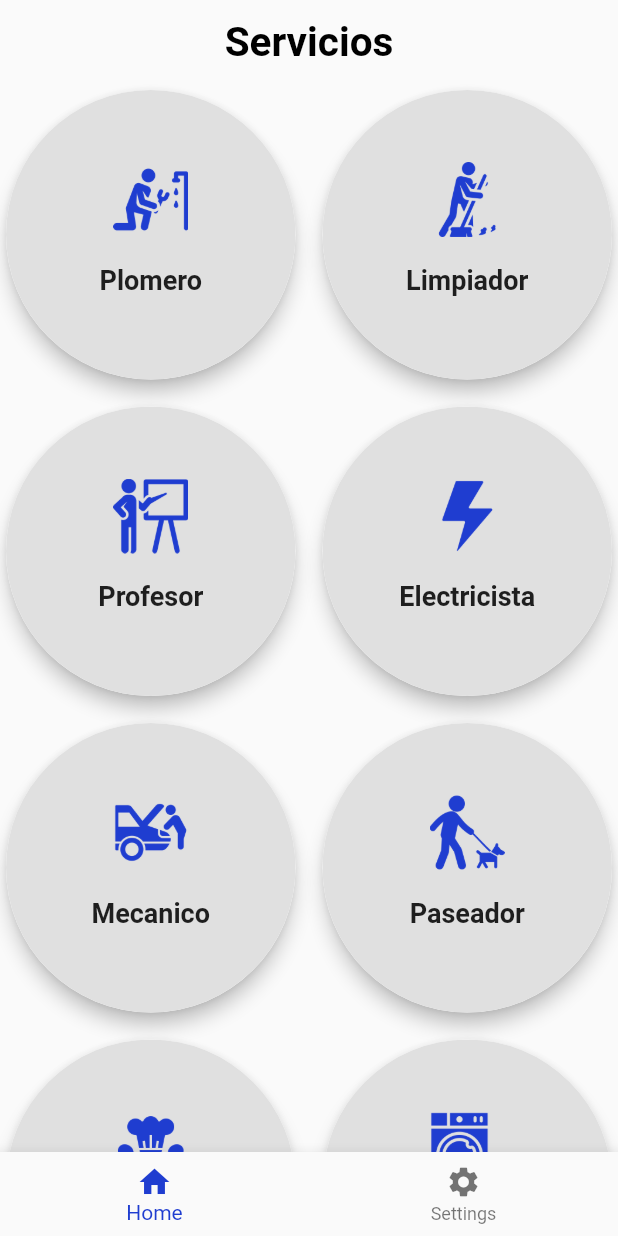
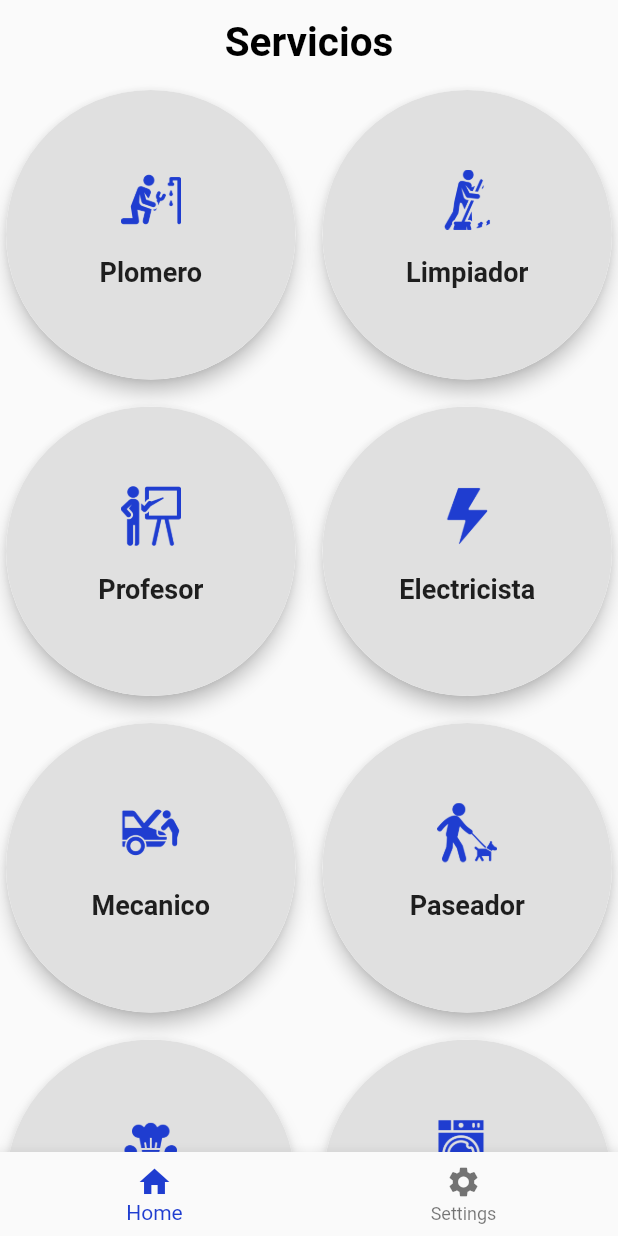
Before and after one commit to Jesus0917/ServiPlus-1.0, a Flutter app: the HomeScreen screen opened directly, on a phone screen of 412 x 824 dp. Run offline on Flutter 3.47's test engine with Material 2 defaults, Android fonts, the phone set to English and light mode, and no system bars.

Commit message:
aaa
Signed-off-by: JesusGarcia <ninojavier32@gmail.com>

```diff
--- a/lib/HomeScreen.dart
+++ b/lib/HomeScreen.dart
@@ -116,7 +116,7 @@ class ServiceCard extends StatelessWidget {
               Image.asset(
                 imagePath,
                 fit: BoxFit.contain, // Ajustar la imagen al contenedor
-                height: 50, // Altura deseada para la imagen
+                height: 40, // Altura deseada para la imagen
               ),
               SizedBox(height: 10.0), // Espacio entre la imagen y el texto
               Padding(
```
